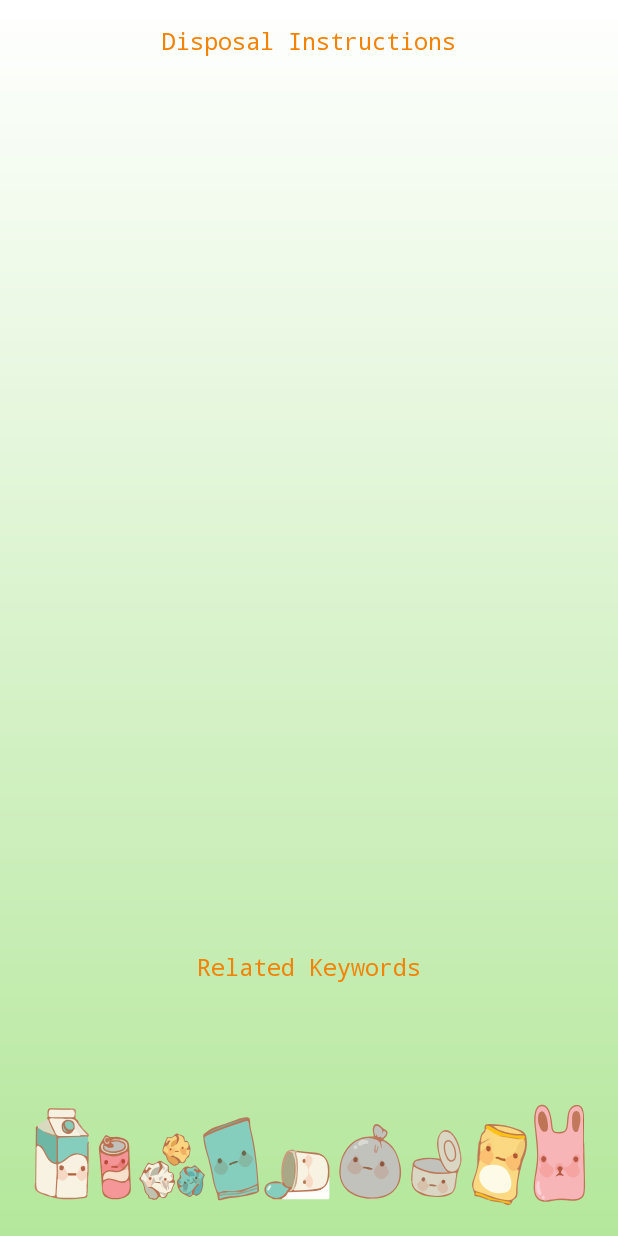
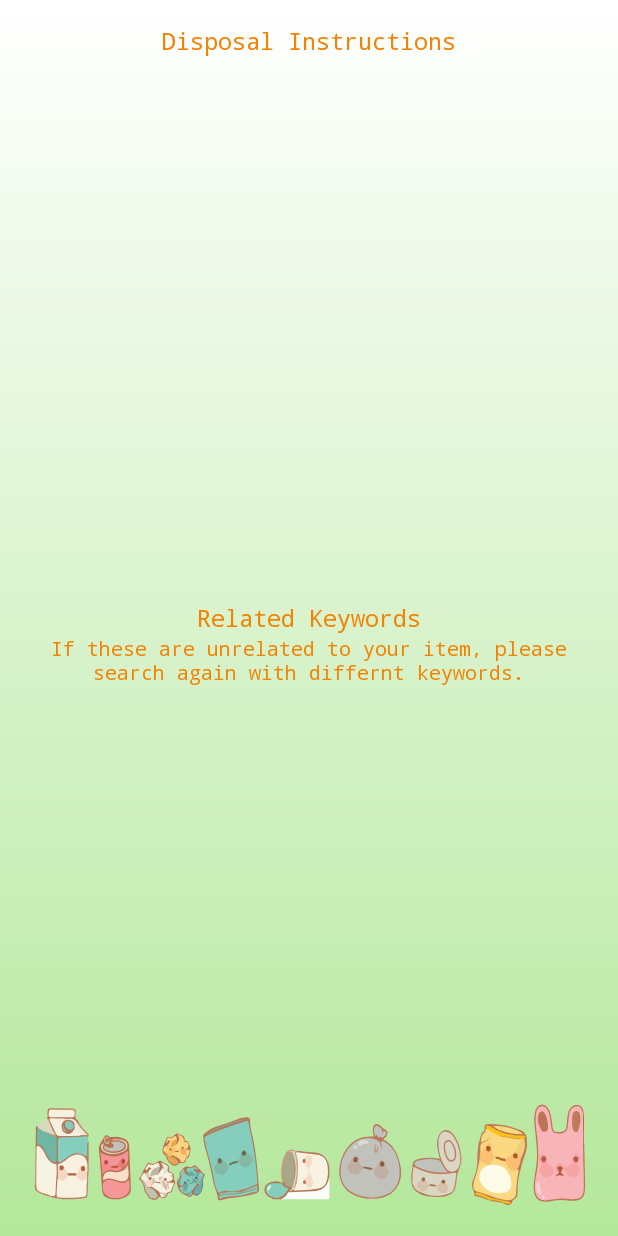
Before and after one commit to julytn/HappySort, an Android app: the DisplayMessageActivity screen opened directly, with no data from a screen before it, on a phone screen of 412 x 824 dp. Run offline under Robolectric (Android 15) with nearby library versions, the phone set to English and light mode, and no system bars; 1 statement that could not run was skipped.

Commit message:
Add description text to similar keywords

```diff
--- a/app/src/main/res/layout/activity_display_message.xml
+++ b/app/src/main/res/layout/activity_display_message.xml
@@ -42,9 +42,22 @@
         android:layout_width="380dp"
         android:layout_height="80dp"
         android:id="@+id/imageView2"
+        android:background="@drawable/banner"
         android:layout_alignParentBottom="true"
-        android:layout_centerHorizontal="true"
-        android:background="@drawable/banner" />
+        android:layout_alignParentStart="true" />
+
+    <TextView
+        android:id="@+id/suggested_items_desc"
+        android:layout_width="match_parent"
+        android:layout_height="wrap_content"
+        android:textSize="13sp"
+        android:textStyle="normal"
+        android:typeface="monospace"
+        android:textColor="#FFF28305"
+        android:text="If these are unrelated to your item, please search again with differnt keywords."
+        android:layout_below="@+id/suggested_items_title"
+        android:layout_alignParentStart="true"
+        android:gravity="center_horizontal" />
 
     <TextView
         android:id="@+id/suggested_items_title"
@@ -56,8 +69,9 @@
         android:gravity="center_vertical|center_horizontal"
         android:textColor="#FFF28305"
         android:text="Related Keywords"
-        android:layout_above="@+id/suggested_items"
+        android:layout_centerVertical="true"
         android:layout_alignParentStart="true" />
+
     <TextView
         android:id="@+id/suggested_items"
         android:textSize="14sp"
@@ -68,8 +82,7 @@
         android:typeface="monospace"
         tools:text="Similar items!"
         android:gravity="top|center_horizontal"
-        android:layout_marginBottom="53dp"
-        android:layout_above="@+id/imageView2"
+        android:layout_below="@+id/suggested_items_desc"
         android:layout_alignParentStart="true" />
 
 </RelativeLayout>
```
